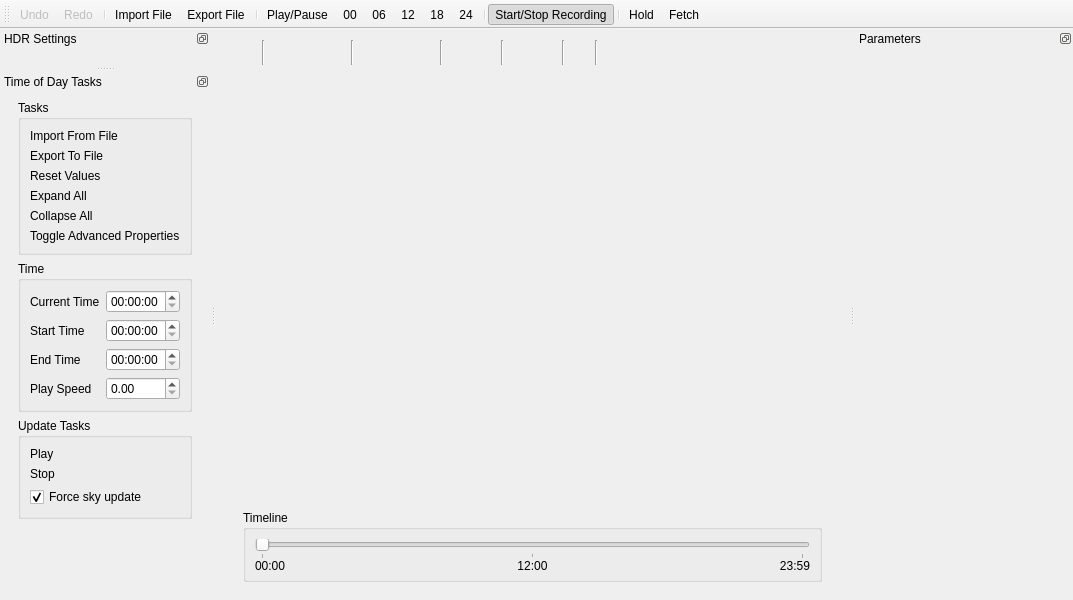
The window that dev/Code/Sandbox/Editor/TimeOfDayDialog.ui (aws/lumberyard) describes before a commit, drawn with Qt 5.
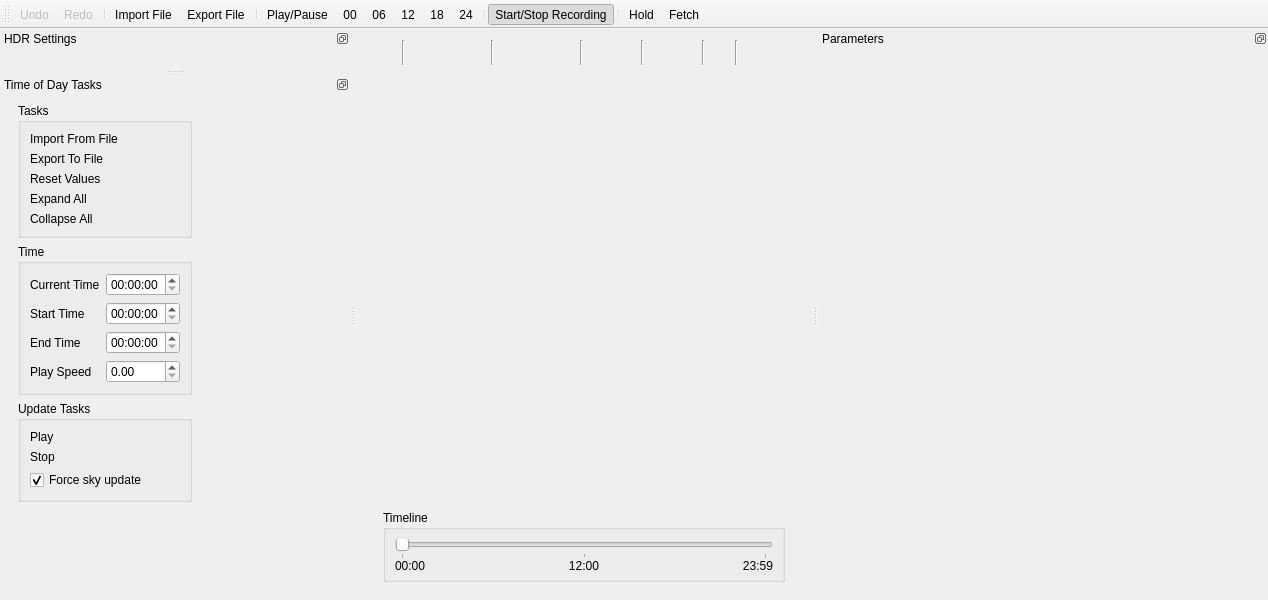
The same window after the commit. Custom widgets are drawn as their Qt base class.

What changed in the file:
```diff
--- a/dev/Code/Sandbox/Editor/TimeOfDayDialog.ui
+++ b/dev/Code/Sandbox/Editor/TimeOfDayDialog.ui
@@ -456,7 +456,7 @@
              <item row="0" column="0" colspan="3">
               <widget class="QSlider" name="timelineSlider">
                <property name="maximum">
-                <number>1440</number>
+                <number>1439</number>
                </property>
                <property name="pageStep">
                 <number>60</number>
@@ -553,8 +553,8 @@
   <widget class="QDockWidget" name="hdrPaneDock">
    <property name="minimumSize">
     <size>
-     <width>200</width>
-     <height>37</height>
+     <width>350</width>
+     <height>40</height>
     </size>
    </property>
    <property name="features">
@@ -594,8 +594,8 @@
    </property>
    <property name="minimumSize">
     <size>
-     <width>218</width>
-     <height>47</height>
+     <width>450</width>
+     <height>50</height>
     </size>
    </property>
    <property name="features">
@@ -699,13 +699,6 @@
              </property>
             </widget>
            </item>
-           <item>
-            <widget class="ClickableLabel" name="toggleAdvancedPropertiesClickable">
-             <property name="text">
-              <string>Toggle Advanced Properties</string>
-             </property>
-            </widget>
-           </item>
           </layout>
          </widget>
         </item>
@@ -972,6 +965,11 @@
    <header>Controls/ColorGradientCtrl.h</header>
    <container>1</container>
   </customwidget>
+  <customwidget>
+   <class>AzQtComponents::StyledDoubleSpinBox</class>
+   <extends>QDoubleSpinBox</extends>
+   <header>AzQtComponents/Components/StyledSpinBox.h</header>
+  </customwidget>
  </customwidgets>
  <tabstops>
   <tabstop>timelineSlider</tabstop>
```
Left out of the diff: 8 changed lines with no effect on the pictures.
